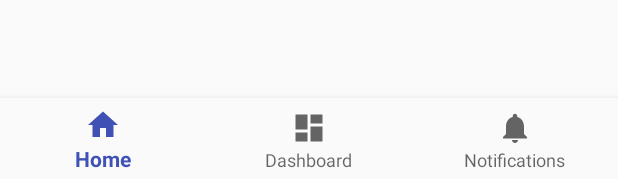
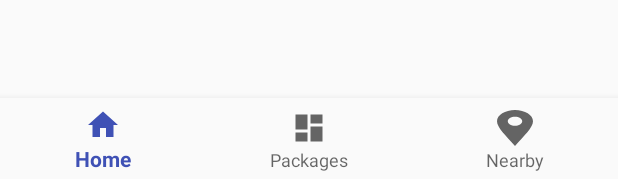
Before and after one commit to ShymaaOthman/Pay4Me, an Android app: the layout activity_main.xml on its own in the app's theme, with its tools: preview values and no code run, on a phone screen of 412 x 824 dp. Shown: the part 1054-1233 px from the top of the screen. Run offline under Robolectric (Android 15) with nearby library versions, the phone set to English and light mode, and no system bars.

Commit message:
bottom navigation menu
bottom navigation menu

```diff
--- /dev/null
+++ b/app/src/main/res/drawable/ic_location.xml
@@ -0,0 +1,5 @@
+<vector android:autoMirrored="true" android:height="24dp"
+    android:viewportHeight="1024.0" android:viewportWidth="640.0"
+    android:width="24dp" xmlns:android="http://schemas.android.com/apk/res/android">
+    <path android:fillColor="#FF000000" android:pathData="M320,0c-177,0 -320,143 -320,320s160,416 320,704c160,-288 320,-527 320,-704s-143,-320 -320,-320zM320,448c-71,0 -128,-57 -128,-128s57,-128 128,-128 128,57 128,128 -57,128 -128,128z"/>
+</vector>
--- a/app/src/main/res/menu/navigation.xml
+++ b/app/src/main/res/menu/navigation.xml
@@ -7,13 +7,13 @@
         android:title="@string/title_home" />
 
     <item
-        android:id="@+id/navigation_dashboard"
+        android:id="@+id/navigation_packages"
         android:icon="@drawable/ic_dashboard_black_24dp"
-        android:title="@string/title_dashboard" />
+        android:title="@string/title_packages" />
 
     <item
-        android:id="@+id/navigation_notifications"
-        android:icon="@drawable/ic_notifications_black_24dp"
-        android:title="@string/title_notifications" />
+        android:id="@+id/navigation_nearby"
+        android:icon="@drawable/ic_location"
+        android:title="@string/title_nearby" />
 
 </menu>
--- a/app/src/main/res/values/strings.xml
+++ b/app/src/main/res/values/strings.xml
@@ -11,6 +11,6 @@
     <string name="hello_blank_fragment">Hello blank fragment</string>
     <string name="title_activity_main">MainActivity</string>
     <string name="title_home">Home</string>
-    <string name="title_dashboard">Dashboard</string>
-    <string name="title_notifications">Notifications</string>
+    <string name="title_packages">Packages</string>
+    <string name="title_nearby">Nearby</string>
 </resources>
```
Also changed, not shown: app/src/main/AndroidManifest.xml (+2 -5 lines), app/src/main/java/com/shymaaothman/hajj_pay4me/dashboard/MainActivity.java (+4 -4 lines).
